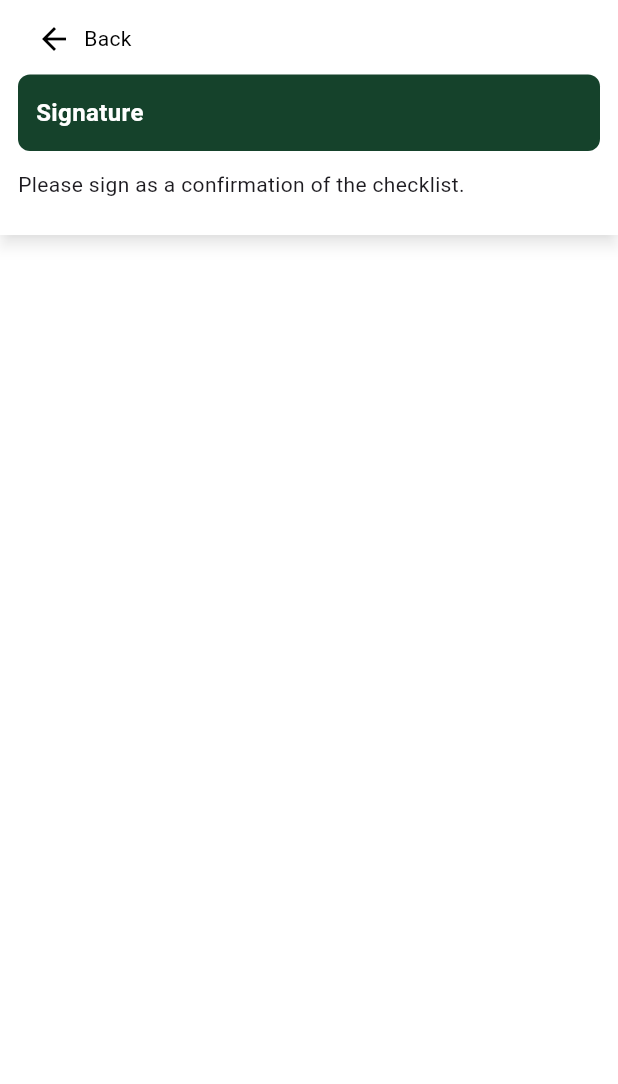
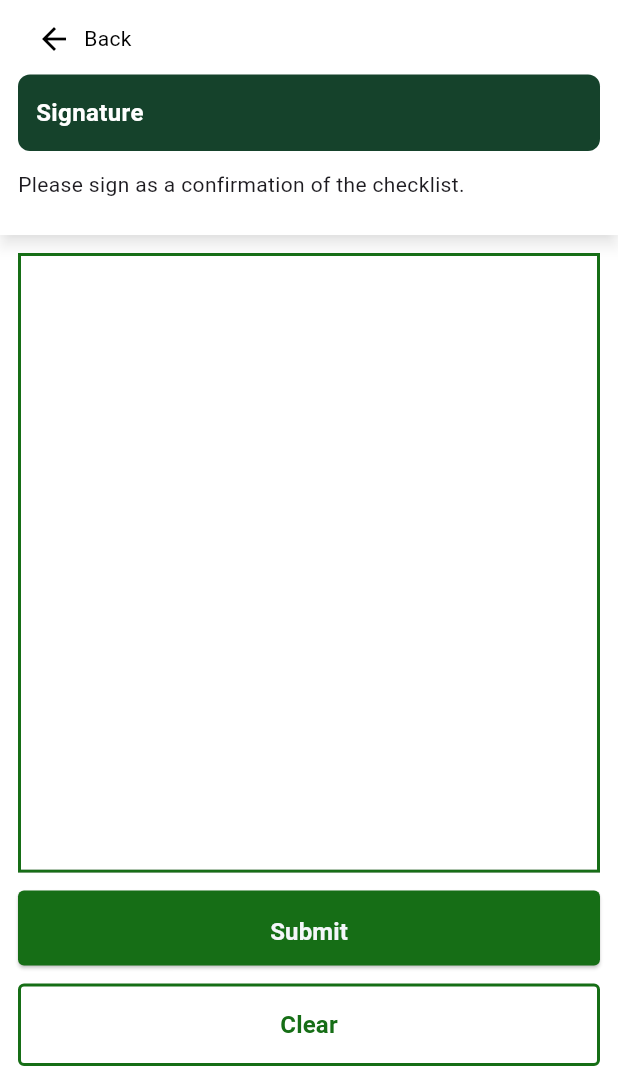
Before and after one commit to jamydevelop/Wilcon-Phase-2, a Flutter app: the ChecklistSignaturePage screen opened directly, on a phone screen of 412 x 824 dp, the part 152-1236 px from its top. Run offline on Flutter 3.47's test engine with Material 3 defaults, Android fonts, the phone set to English and light mode, and no system bars; drawn by our look-alikes of signature.

Commit message:
Signature screen done

```diff
--- a/wilcon_phase2/lib/module/checklist/checklist_signature/widget/checklist_signature_body_widget.dart
+++ b/wilcon_phase2/lib/module/checklist/checklist_signature/widget/checklist_signature_body_widget.dart
@@ -1,5 +1,8 @@
 import 'package:flutter/material.dart';
 import 'package:wilcon_phase2/module/checklist/checklist_signature/widget/checklist_signature_appbar_container_widget.dart';
+import 'package:wilcon_phase2/module/checklist/checklist_signature/widget/checklist_signature_container_widget.dart';
+import 'package:wilcon_phase2/widget/buttons_widget/filled_button_widget.dart';
+import 'package:wilcon_phase2/widget/buttons_widget/outlined_button_widget.dart';
 
 class ChecklistSignatureBodyWidget extends StatefulWidget {
   const ChecklistSignatureBodyWidget({super.key});
@@ -23,17 +26,22 @@ class _ChecklistSignatureBodyWidgetState
         ),
         const SizedBox(height: 12),
         Expanded(
-          child: SingleChildScrollView(
           child: Container(
             margin: const EdgeInsets.only(
               bottom: 12,
               left: 12,
               right: 12,
             ),
-              width: double.infinity,
-              child: const Column(
-                children: <Widget>[],
+            child: Column(
+              children: <Widget>[
+                const Expanded(
+                  child: ChecklistSignatureContainerWidget(),
                 ),
+                const SizedBox(height: 12),
+                FilledButtonWidget(titleText: 'Submit'),
+                const SizedBox(height: 12),
+                OutlinedButtonWidget(titleText: 'Clear'),
+              ],
             ),
           ),
         ),
--- /dev/null
+++ b/wilcon_phase2/lib/module/checklist/checklist_signature/widget/checklist_signature_container_widget.dart
@@ -0,0 +1,51 @@
+import 'package:flutter/material.dart';
+import 'package:signature/signature.dart';
+
+class ChecklistSignatureContainerWidget extends StatefulWidget {
+  const ChecklistSignatureContainerWidget({super.key});
+
+  @override
+  State<ChecklistSignatureContainerWidget> createState() =>
+      _ChecklistSignatureContainerWidgetState();
+}
+
+class _ChecklistSignatureContainerWidgetState
+    extends State<ChecklistSignatureContainerWidget> {
+  final controller = SignatureController(
+      penColor: Colors.black,
+      penStrokeWidth: 3,
+      exportPenColor: Colors.black,
+      exportBackgroundColor: Colors.black);
+
+  @override
+  void dispose() {
+    controller.dispose();
+    super.dispose();
+  }
+
+  @override
+  Widget build(BuildContext context) {
+    return Container(
+      color: Colors.grey,
+      child: _signatureWidget(),
+    );
+  }
+
+  Widget _signatureWidget() {
+    return Container(
+      height: 400, // Set a specific height or use MediaQuery to calculate
+      decoration: BoxDecoration(
+        border: Border.all(
+          color: const Color(0xFF166E16), // Border color
+          width: 2, // Border width
+        ),
+      ),
+      child: Signature(
+        controller: controller,
+        width: double.infinity,
+        height: double.infinity,
+        backgroundColor: Colors.white,
+      ),
+    );
+  }
+}
--- a/wilcon_phase2/pubspec.yaml
+++ b/wilcon_phase2/pubspec.yaml
@@ -35,6 +35,7 @@ dependencies:
   # The following adds the Cupertino Icons font to your application.
   # Use with the CupertinoIcons class for iOS style icons.
   cupertino_icons: ^1.0.6
+  signature: ^5.5.0
 
 dev_dependencies:
   flutter_test:
```
Also changed, not shown: wilcon_phase2/pubspec.lock. Lines whose indentation alone changed are shown as unchanged.
